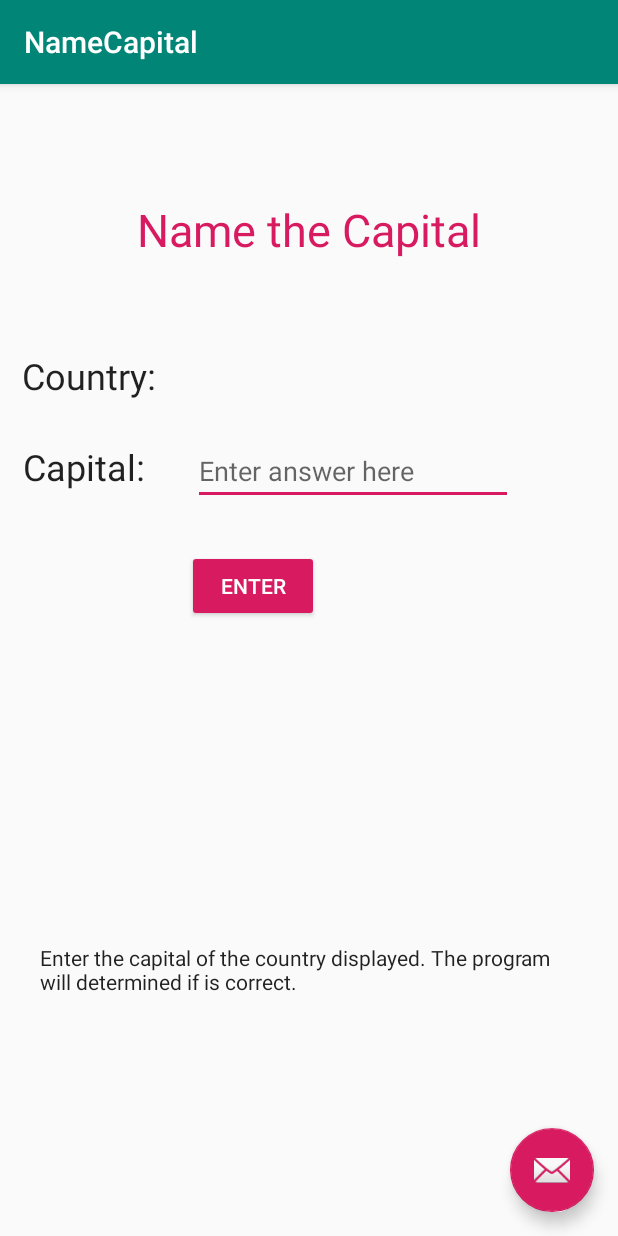
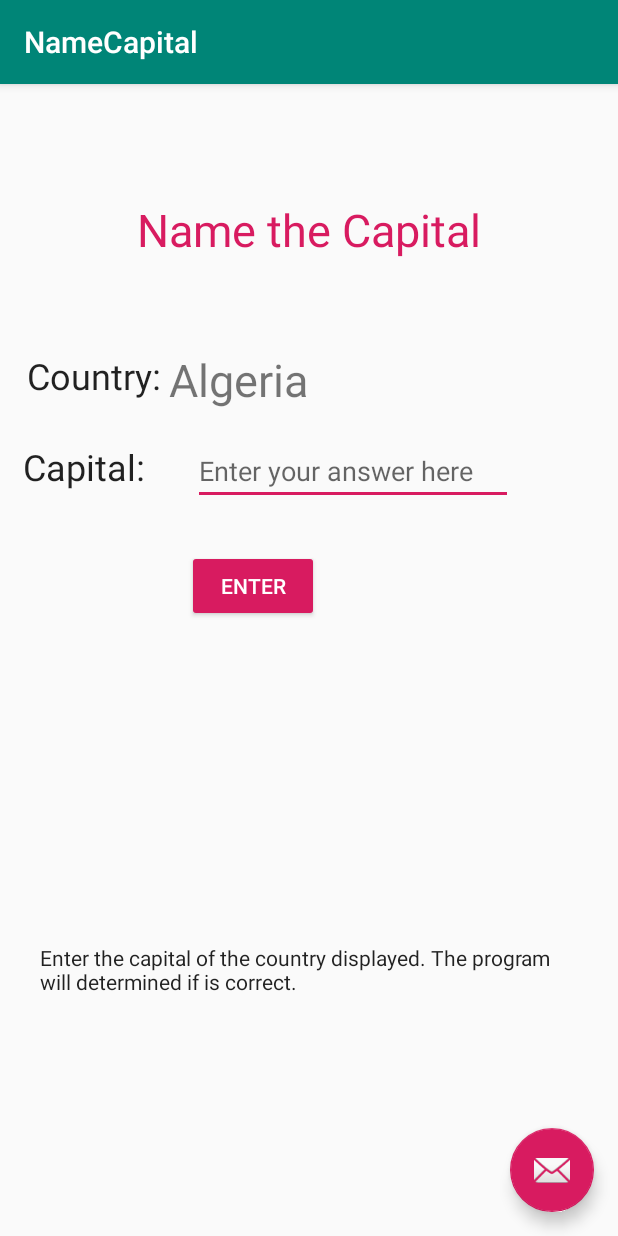
Before and after one commit to abiancu/PlayTime, an Android app: the NameCapital screen opened directly, with no data from a screen before it, on a phone screen of 412 x 824 dp. Run offline under Robolectric (Android 15) with nearby library versions, the phone set to English and light mode, and no system bars.

Commit message:
Able to display a country name in a TextView

```diff
--- a/app/src/main/assets/samplecountry.json
+++ b/app/src/main/assets/samplecountry.json
@@ -1,3 +1,5 @@
+{
+    "countries":
     [
         {
             "country": "Afghanistan",
@@ -12,3 +14,4 @@
             "city": "Alger"
         }
     ]
+}
--- a/app/src/main/java/com/example/playtime/NameCapital.java
+++ b/app/src/main/java/com/example/playtime/NameCapital.java
@@ -9,8 +9,6 @@ import androidx.appcompat.app.AppCompatActivity;
 import androidx.appcompat.widget.Toolbar;
 
 import android.view.View;
-import android.widget.Button;
-import android.widget.EditText;
 import android.widget.TextView;
 
 import org.json.JSONArray;
@@ -19,9 +17,13 @@ import org.json.JSONObject;
 
 import java.io.IOException;
 import java.io.InputStream;
-import java.util.Random;
 
 public class NameCapital extends AppCompatActivity{
+
+    TextView displayCountry;
+    String countryName;
+    InputStream country;
+
 
     @Override
     protected void onCreate(Bundle savedInstanceState) {
@@ -29,7 +31,6 @@ public class NameCapital extends AppCompatActivity{
         setContentView(R.layout.activity_name_capital);
         Toolbar toolbar = findViewById(R.id.toolbar);
         setSupportActionBar(toolbar);
-
 
 
         FloatingActionButton fab = findViewById(R.id.fab);
@@ -41,16 +42,28 @@ public class NameCapital extends AppCompatActivity{
             }
         });
 
+        //loadJSON();
 
-        TextView county = findViewById(R.id.txtCountry);
-        TextView capital = findViewById(R.id.txtCapital);
-        Button btn_ncEnter = findViewById(R.id.btn_ncEnter);
+        displayCountry = findViewById(R.id.txtCountryToGuess);
 
-        try {
-            JSONObject obj = new JSONObject(readJSONFromAsset());
-            JSONArray countries = obj.getJSONArray("samplecountry.json");
+        try
+        {
+            //getting the JSON file
+            JSONObject obj = new JSONObject(loadJSON());
 
-        } catch (JSONException e) {
+            //getting the JSON array
+            JSONArray countries = obj.getJSONArray("countries");
+
+            //loop through the list
+            for(int i = 0; i < countries.length(); i++)
+            {
+                //each object in the countries array
+                JSONObject name = countries.getJSONObject(i);
+                countryName = name.getString("country");
+                displayCountry.setText(countryName);
+            }
+
+        } catch (JSONException e){
             e.printStackTrace();
         }
 
@@ -58,19 +71,22 @@ public class NameCapital extends AppCompatActivity{
     }
 
 
-    public String readJSONFromAsset() {
-        String json = null;
-        try {
-            InputStream input = getAssets().open("samplecountry.json");
-            int size = input.available();
+    //METHOD TO LOAD JSON FILE
+    public String loadJSON(){
+        String countries_json;
+        try
+        {
+            country = getAssets().open("samplecountry.json");
+            int size = country.available();
             byte[] buffer = new byte[size];
-            input.read(buffer);
-            input.close();
-            json = new String(buffer, "UTF-8");
-        }catch (IOException ex){
-            ex.printStackTrace();
-            return  null;
+            country.read(buffer);
+            country.close();
+            countries_json = new String(buffer, "UTF-8");
+
+        } catch (IOException e) {
+            e.printStackTrace();
+            return null;
         }
-        return json;
+        return countries_json;
     }
 }
--- a/app/src/main/res/layout/content_name_capital.xml
+++ b/app/src/main/res/layout/content_name_capital.xml
@@ -35,11 +35,39 @@
         android:layout_marginTop="132dp"
         android:layout_marginEnd="302dp"
         android:layout_marginBottom="511dp"
-        android:text="Country: "
+        android:text="@string/country"
         app:layout_constraintBottom_toBottomOf="parent"
         app:layout_constraintEnd_toEndOf="parent"
         app:layout_constraintStart_toStartOf="parent"
         app:layout_constraintTop_toTopOf="parent" />
+
+    <TextView
+        android:id="@+id/txtCountryToGuess"
+        android:layout_width="wrap_content"
+        android:layout_height="wrap_content"
+        android:layout_marginStart="129dp"
+        android:layout_marginTop="141dp"
+        android:layout_marginEnd="224dp"
+        android:layout_marginBottom="515dp"
+        android:text=""
+        android:textSize="30sp"
+        app:layout_constraintBottom_toBottomOf="parent"
+        app:layout_constraintEnd_toEndOf="parent"
+        app:layout_constraintStart_toStartOf="parent"
+        app:layout_constraintTop_toTopOf="parent" />
+
+    <TextView
+        android:id="@+id/txtDisplayCountry"
+        android:layout_width="wrap_content"
+        android:layout_height="wrap_content"
+        android:text=""
+        android:textSize="30sp"
+        app:layout_constraintBottom_toBottomOf="parent"
+        app:layout_constraintEnd_toEndOf="parent"
+        app:layout_constraintStart_toStartOf="parent"
+        app:layout_constraintTop_toTopOf="parent"
+        tools:layout_editor_absoluteX="134dp"
+        tools:layout_editor_absoluteY="139dp" />
 
     <TextView
         android:id="@+id/txtCapital"
@@ -50,7 +78,7 @@
         android:layout_marginTop="192dp"
         android:layout_marginEnd="301dp"
         android:layout_marginBottom="446dp"
-        android:text="Capital:"
+        android:text="@string/capital"
         app:layout_constraintBottom_toBottomOf="parent"
         app:layout_constraintEnd_toEndOf="parent"
         app:layout_constraintStart_toStartOf="parent"
@@ -65,7 +93,7 @@
         android:layout_marginTop="264dp"
         android:layout_marginEnd="199dp"
         android:layout_marginBottom="363dp"
-        android:text="Enter"
+        android:text="@string/btnEnter"
         app:layout_constraintBottom_toBottomOf="parent"
         app:layout_constraintEnd_toEndOf="parent"
         app:layout_constraintStart_toStartOf="parent"
@@ -81,7 +109,8 @@
         android:layout_marginBottom="441dp"
         android:ems="10"
         android:gravity="start|top"
-        android:hint="Enter answer here"
+        android:hint="@string/hint"
+        android:autofillHints="@string/hint"
         android:inputType="textMultiLine"
         app:layout_constraintBottom_toBottomOf="parent"
         app:layout_constraintEnd_toEndOf="parent"
@@ -90,6 +119,7 @@
 
     <TextView
         android:id="@+id/textView3"
+        style="@style/Widget.Design.TextInputLayout"
         android:layout_width="356dp"
         android:layout_height="40dp"
         android:layout_marginStart="26dp"
@@ -97,10 +127,10 @@
         android:layout_marginEnd="29dp"
         android:layout_marginBottom="109dp"
         android:text="@string/ncInstructions"
-        style="@style/Widget.Design.TextInputLayout"
         app:layout_constraintBottom_toBottomOf="parent"
         app:layout_constraintEnd_toEndOf="parent"
         app:layout_constraintStart_toStartOf="parent"
         app:layout_constraintTop_toTopOf="parent" />
 
+
 </androidx.constraintlayout.widget.ConstraintLayout>
--- a/app/src/main/res/values/strings.xml
+++ b/app/src/main/res/values/strings.xml
@@ -21,5 +21,9 @@
     <string name="soundInstructions">click a button to start a stong</string>
     <string name="soundTitle">Play a Song</string>
     <string name="ncInstructions">Enter the capital of the country displayed. The program will determined if is correct.</string>
+    <string name="country">Country:</string>
+    <string name="capital">Capital:</string>
+    <string name="btnEnter">Enter</string>
+    <string name="hint">Enter your answer here</string>
 
 </resources>
```
Lines whose indentation alone changed are shown as unchanged.
